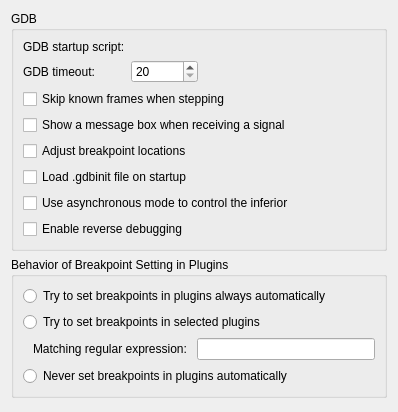
First picture: the form in src/plugins/debugger/gdb/gdboptionspage.ui, repository qt-creator/qt-creator, before the edit.
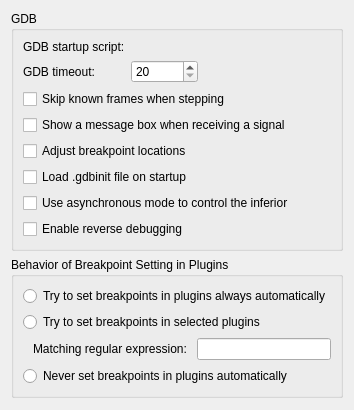
Second picture: the form after the edit. Custom widgets are drawn as their Qt base class.

Commit message:
Debugger: Fix long tooltips in GDB settings.
Task-number: QTCREATORBUG-4703

```diff
--- a/src/plugins/debugger/gdb/gdboptionspage.ui
+++ b/src/plugins/debugger/gdb/gdboptionspage.ui
@@ -2,14 +2,6 @@
 <ui version="4.0">
  <class>GdbOptionsPage</class>
  <widget class="QWidget" name="GdbOptionsPage">
-  <property name="geometry">
-   <rect>
-    <x>0</x>
-    <y>0</y>
-    <width>398</width>
-    <height>412</height>
-   </rect>
-  </property>
   <layout class="QVBoxLayout" name="verticalLayout">
    <item>
     <widget class="QGroupBox" name="groupBoxLocations">
```
Left out of the diff: 6 changed lines with no effect on the pictures.
